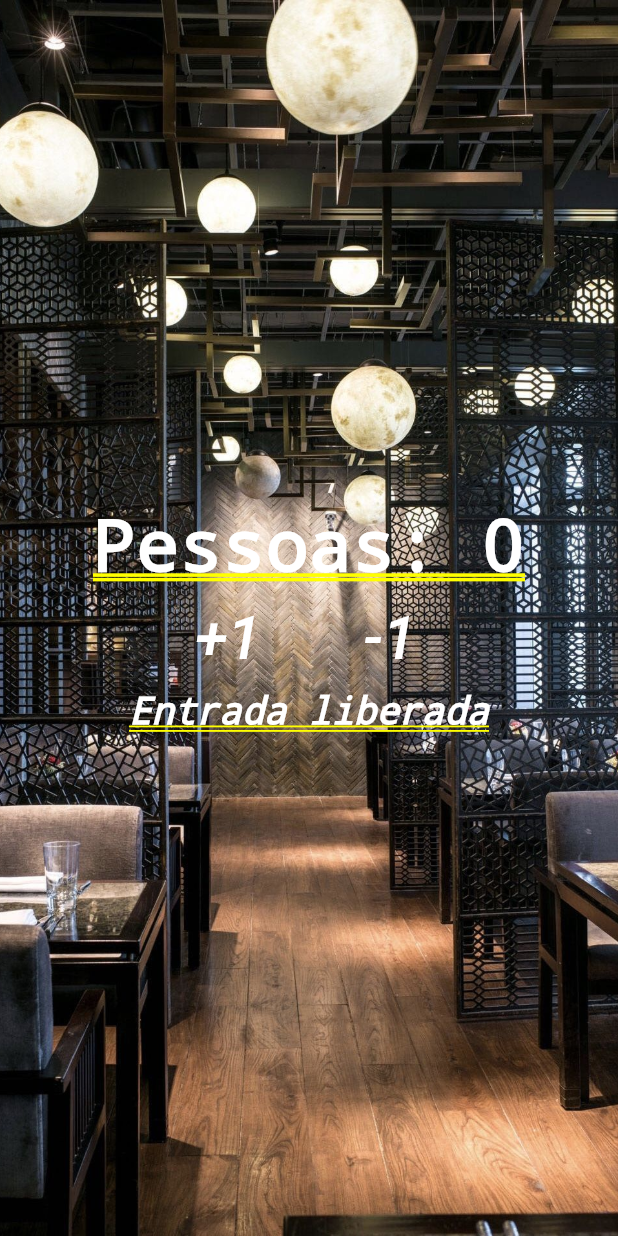
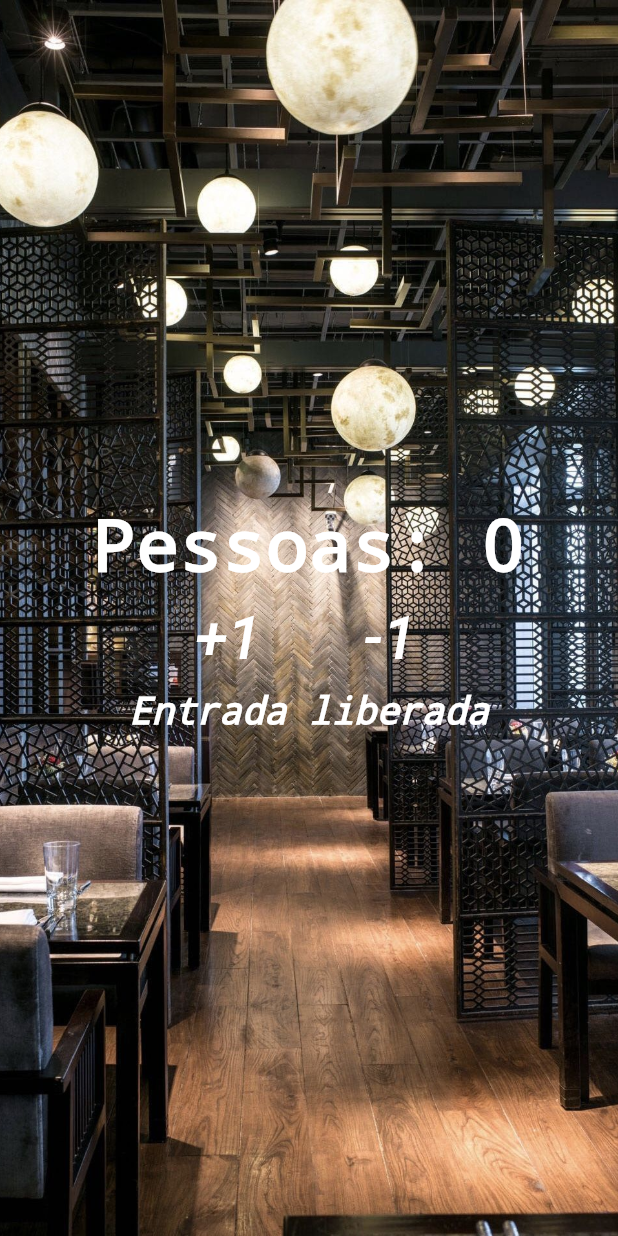
Before and after one commit to PeterCcT/App-contador-de-pessoa, a Flutter app: the screen it shows after launch, on a phone screen of 412 x 824 dp. Run offline on Flutter 3.47's test engine with Material 2 defaults, Android fonts, the phone set to English and light mode, and no system bars.

Commit message:
Retirada das linhas amarelas utilizando o textdecoration

```diff
--- a/contador_de_pessoas/lib/main.dart
+++ b/contador_de_pessoas/lib/main.dart
@@ -46,8 +46,10 @@ class _HomeState extends State<Home> {
           children: <Widget>[
             Text(
               "Pessoas: $_quantPessoa",
-              style:
-                  TextStyle(color: Colors.white, fontWeight: FontWeight.bold),
+              style: TextStyle(
+                  color: Colors.white,
+                  fontWeight: FontWeight.bold,
+                  decoration: TextDecoration.none),
             ),
             Row(
               mainAxisAlignment: MainAxisAlignment.center,
@@ -89,7 +91,8 @@ class _HomeState extends State<Home> {
               style: TextStyle(
                   color: Colors.white,
                   fontStyle: FontStyle.italic,
-                  fontSize: 25),
+                  fontSize: 25,
+                  decoration: TextDecoration.none),
             )
           ],
         ),
```
